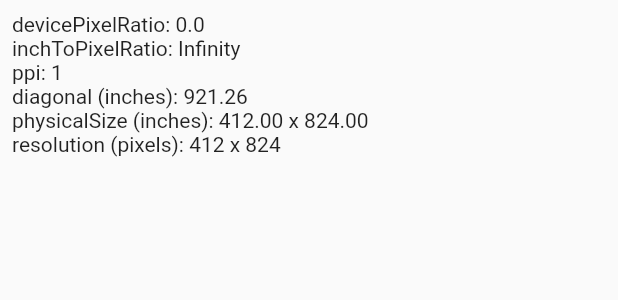
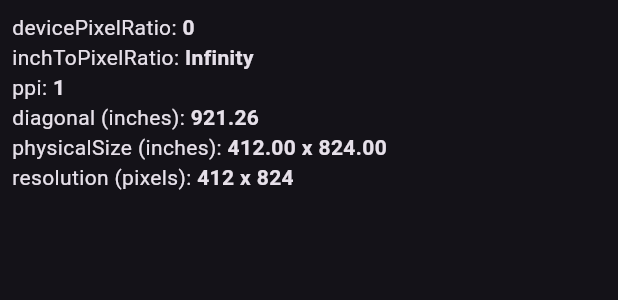
Before and after one commit to nukeolay/display_metrics, a Flutter app: the DisplayInfoWidget widget shown alone on an empty page, opened directly with empty values, on a phone screen of 412 x 824 dp. Shown: the top 300 px of the screen. Run offline on Flutter 3.47's test engine with Material 2 defaults, Android fonts, the phone set to English and light mode, and no system bars; our stand-ins replace plugin_platform_interface.

Commit message:
upd example

```diff
--- a/example/lib/main.dart
+++ b/example/lib/main.dart
@@ -15,10 +15,14 @@ class MyApp extends StatelessWidget {
   @override
   Widget build(BuildContext context) {
     return MaterialApp(
+      theme: ThemeData.dark(
+        useMaterial3: true,
+      ),
       home: DisplayMetricsWidget(
         child: Scaffold(
           appBar: AppBar(
             title: const Text('Display metrics example app'),
+            centerTitle: true,
           ),
           body: const BodyWidget(),
         ),
@@ -41,7 +45,6 @@ class BodyWidget extends StatelessWidget {
     return Column(
       children: [
         DisplayInfoWidget(metrics: metrics),
-        const Divider(),
         const Expanded(child: RulerWidget()),
       ],
     );
@@ -61,17 +64,61 @@ class DisplayInfoWidget extends StatelessWidget {
         child: Column(
           crossAxisAlignment: CrossAxisAlignment.start,
           children: [
-            Text('devicePixelRatio: ${metrics?.devicePixelRatio}'),
-            Text(
-                'inchToPixelRatio: ${metrics?.inchesToPixelRatio.toStringAsFixed(0)}'),
-            Text('ppi: ${metrics?.ppi.toStringAsFixed(0)}'),
-            Text('diagonal (inches): ${metrics?.diagonal.toStringAsFixed(2)}'),
-            Text(
-                'physicalSize (inches): ${metrics?.physicalSize.width.toStringAsFixed(2)} x ${metrics?.physicalSize.height.toStringAsFixed(2)}'),
-            Text(
-                'resolution (pixels): ${metrics?.resolution.width.toStringAsFixed(0)} x ${metrics?.resolution.height.toStringAsFixed(0)}'),
+            MetricsLabel(
+              title: 'devicePixelRatio',
+              value: '${metrics?.devicePixelRatio.toStringAsFixed(0)}',
+            ),
+            MetricsLabel(
+              title: 'inchToPixelRatio',
+              value: '${metrics?.inchesToPixelRatio.toStringAsFixed(0)}',
+            ),
+            MetricsLabel(
+              title: 'ppi',
+              value: '${metrics?.ppi.toStringAsFixed(0)}',
+            ),
+            MetricsLabel(
+              title: 'diagonal (inches)',
+              value: '${metrics?.diagonal.toStringAsFixed(2)}',
+            ),
+            MetricsLabel(
+              title: 'physicalSize (inches)',
+              value:
+                  '${metrics?.physicalSize.width.toStringAsFixed(2)} x ${metrics?.physicalSize.height.toStringAsFixed(2)}',
+            ),
+            MetricsLabel(
+              title: 'resolution (pixels)',
+              value:
+                  '${metrics?.resolution.width.toStringAsFixed(0)} x ${metrics?.resolution.height.toStringAsFixed(0)}',
+            ),
           ],
         ),
+      ),
+    );
+  }
+}
+
+class MetricsLabel extends StatelessWidget {
+  const MetricsLabel({
+    required this.title,
+    required this.value,
+    super.key,
+  });
+
+  final String title;
+  final String value;
+
+  @override
+  Widget build(BuildContext context) {
+    return RichText(
+      text: TextSpan(
+        text: '$title: ',
+        style: DefaultTextStyle.of(context).style,
+        children: [
+          TextSpan(
+            text: value,
+            style: const TextStyle(fontWeight: FontWeight.bold),
+          ),
+        ],
       ),
     );
   }
@@ -131,7 +178,18 @@ class _RulerWidgetState extends State<RulerWidget> {
       child: Column(
         children: [
           Padding(
-            padding: const EdgeInsets.symmetric(horizontal: 8),
+            padding: const EdgeInsets.only(
+              top: 0,
+              bottom: 8,
+              left: 8,
+              right: 8,
+            ),
+            child: Container(
+              decoration: BoxDecoration(
+                borderRadius: BorderRadius.circular(8),
+                color: Colors.black,
+              ),
+              padding: const EdgeInsets.all(8),
               child: Row(
                 mainAxisAlignment: MainAxisAlignment.center,
                 children: [
@@ -153,6 +211,7 @@ class _RulerWidgetState extends State<RulerWidget> {
                     ),
                   ),
                 ],
+              ),
             ),
           ),
           Expanded(
@@ -214,7 +273,13 @@ class Ruler extends StatelessWidget {
           Container(
             height: height,
             width: 50,
-            color: Colors.blue,
+            decoration: BoxDecoration(
+              borderRadius: const BorderRadius.only(
+                topRight: Radius.circular(8),
+                bottomRight: Radius.circular(8),
+              ),
+              color: Colors.purple.shade300,
+            ),
           ),
           Padding(
             padding: const EdgeInsets.only(left: 4),
```
Lines whose indentation alone changed are shown as unchanged.
